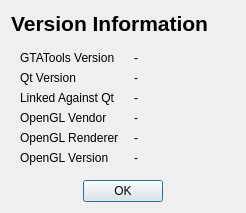
alemariusnexus/gtatools, file src/gtatools-gui/src/src/gui/VersionDialog.ui: the form before one commit.
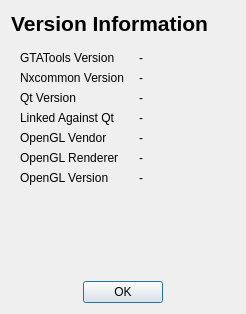
The form after the commit.

Patch:
```diff
--- a/src/gtatools-gui/src/src/gui/VersionDialog.ui
+++ b/src/gtatools-gui/src/src/gui/VersionDialog.ui
@@ -7,7 +7,7 @@
     <x>0</x>
     <y>0</y>
     <width>246</width>
-    <height>175</height>
+    <height>314</height>
    </rect>
   </property>
   <property name="windowTitle">
@@ -57,76 +57,90 @@
         </property>
        </widget>
       </item>
-      <item row="1" column="0">
+      <item row="2" column="0">
        <widget class="QLabel" name="label_4">
         <property name="text">
          <string>Qt Version</string>
         </property>
        </widget>
       </item>
-      <item row="1" column="1">
+      <item row="2" column="1">
        <widget class="QLabel" name="qtVersionLabel">
         <property name="text">
          <string notr="true">-</string>
         </property>
        </widget>
       </item>
-      <item row="2" column="0">
+      <item row="3" column="0">
        <widget class="QLabel" name="label_7">
         <property name="text">
          <string>Linked Against Qt</string>
         </property>
        </widget>
       </item>
-      <item row="2" column="1">
+      <item row="3" column="1">
        <widget class="QLabel" name="qtLinkVersionLabel">
         <property name="text">
          <string notr="true">-</string>
         </property>
        </widget>
       </item>
-      <item row="3" column="0">
+      <item row="4" column="0">
        <widget class="QLabel" name="label_8">
         <property name="text">
          <string>OpenGL Vendor</string>
         </property>
        </widget>
       </item>
-      <item row="3" column="1">
+      <item row="4" column="1">
        <widget class="QLabel" name="glVendorLabel">
         <property name="text">
          <string notr="true">-</string>
         </property>
        </widget>
       </item>
-      <item row="4" column="0">
+      <item row="5" column="0">
        <widget class="QLabel" name="label_10">
         <property name="text">
          <string>OpenGL Renderer</string>
         </property>
        </widget>
       </item>
-      <item row="4" column="1">
+      <item row="5" column="1">
        <widget class="QLabel" name="glRendererLabel">
         <property name="text">
          <string notr="true">-</string>
         </property>
        </widget>
       </item>
-      <item row="5" column="0">
+      <item row="6" column="0">
        <widget class="QLabel" name="label_12">
         <property name="text">
          <string>OpenGL Version</string>
         </property>
        </widget>
       </item>
-      <item row="5" column="1">
+      <item row="6" column="1">
        <widget class="QLabel" name="glVersionLabel">
         <property name="text">
          <string notr="true">-</string>
         </property>
        </widget>
       </item>
+      <item row="1" column="0">
+       <widget class="QLabel" name="label_3">
+        <property name="text">
+         <string>Nxcommon Version</string>
+        </property>
+       </widget>
+      </item>
+      <item row="1" column="1">
+       <widget class="QLabel" name="nxcommonVersionLabel">
+        <property name="text">
+         <string>-</string>
+        </property>
+       </widget>
+      </item>
      </layout>
     </widget>
    </item>
```
